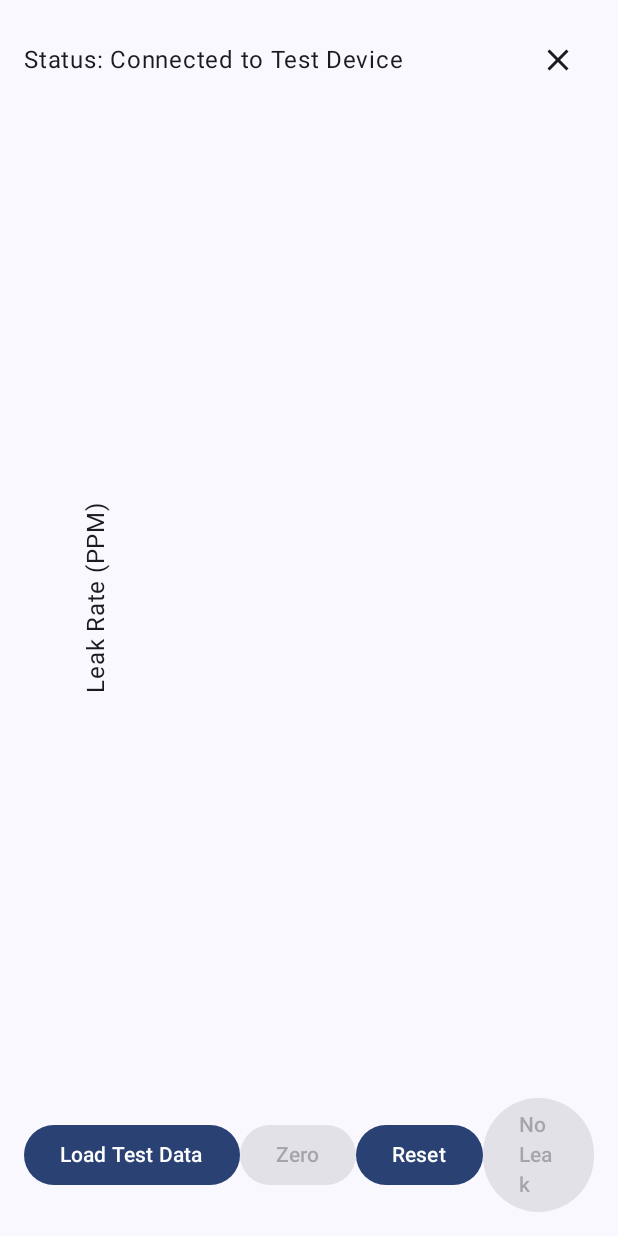
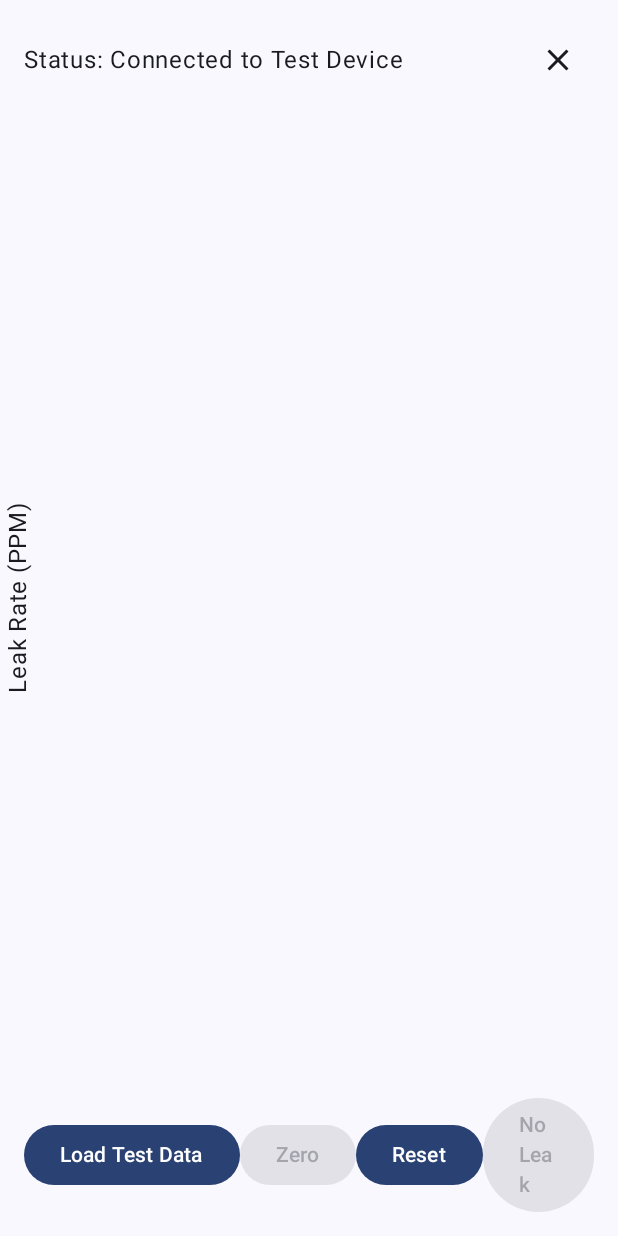
Before and after one commit to DarrenChiang/BluetoothSensorApp, an Android app built with Jetpack Compose: the screen it shows after launch (MainActivity), after a tap on "Use Test Data", on a phone screen of 412 x 824 dp. Run offline under Robolectric (Android 15) with nearby library versions, the light colour scheme and no system bars; our stand-ins replace Dagger/Hilt's generated code; libraries missing offline, so code that uses them is left out: com.github.mikephil.charting; 13 statements that could not run were skipped.

Commit message:
Make y axis label use less space

```diff
--- a/app/src/main/java/com/aqst/bluetoothsensorapp/presentation/components/ConnectedScreen.kt
+++ b/app/src/main/java/com/aqst/bluetoothsensorapp/presentation/components/ConnectedScreen.kt
@@ -1,11 +1,9 @@
 package com.aqst.bluetoothsensorapp.presentation.components
 
-import androidx.compose.foundation.layout.Box
 import androidx.compose.foundation.layout.Column
 import androidx.compose.foundation.layout.Row
 import androidx.compose.foundation.layout.fillMaxSize
 import androidx.compose.foundation.layout.fillMaxWidth
-import androidx.compose.foundation.layout.height
 import androidx.compose.foundation.layout.padding
 import androidx.compose.material.icons.Icons
 import androidx.compose.material.icons.filled.Close
@@ -19,8 +17,25 @@ import androidx.compose.ui.Alignment
 import androidx.compose.ui.ExperimentalComposeUiApi
 import androidx.compose.ui.Modifier
 import androidx.compose.ui.draw.rotate
+import androidx.compose.ui.layout.layout
 import androidx.compose.ui.unit.dp
 import com.aqst.bluetoothsensorapp.presentation.BluetoothUiState
+
+fun Modifier.rotateVertically(clockwise: Boolean = true): Modifier {
+    val rotate = rotate(if (clockwise) 90f else -90f)
+
+    val adjustBounds = layout { measurable, constraints ->
+        val placeable = measurable.measure(constraints)
+
+        layout(placeable.height, placeable.width) {
+            placeable.place(
+                x = -(placeable.width / 2 - placeable.height / 2),
+                y = -(placeable.height / 2 - placeable.width / 2)
+            )
+        }
+    }
+    return rotate then adjustBounds
+}
 
 @OptIn(ExperimentalComposeUiApi::class, ExperimentalMaterial3Api::class)
 @Composable
@@ -65,12 +80,10 @@ fun ConnectedScreen(
                 .weight(1f),
             verticalAlignment = Alignment.CenterVertically
         ) {
-            Box(
-                modifier = Modifier
-                    .rotate(270f)
-            ) {
-                Text(text = "Leak Rate (PPM)")
-            }
+            Text(
+                text = "Leak Rate (PPM)",
+                modifier = Modifier.rotateVertically(clockwise = false)
+            )
             ChartDisplay(
                 chart = state.chart,
                 chartModifier = Modifier
```
